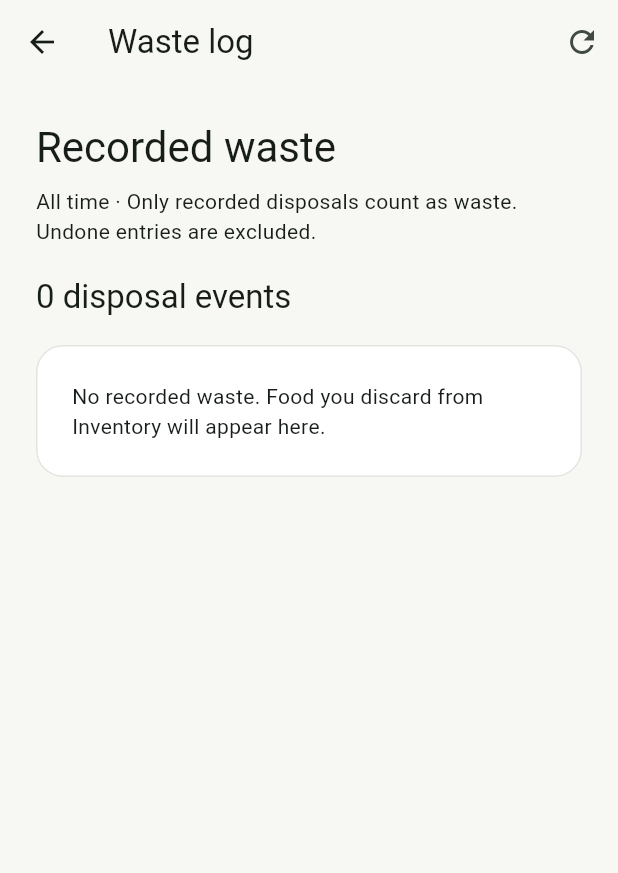
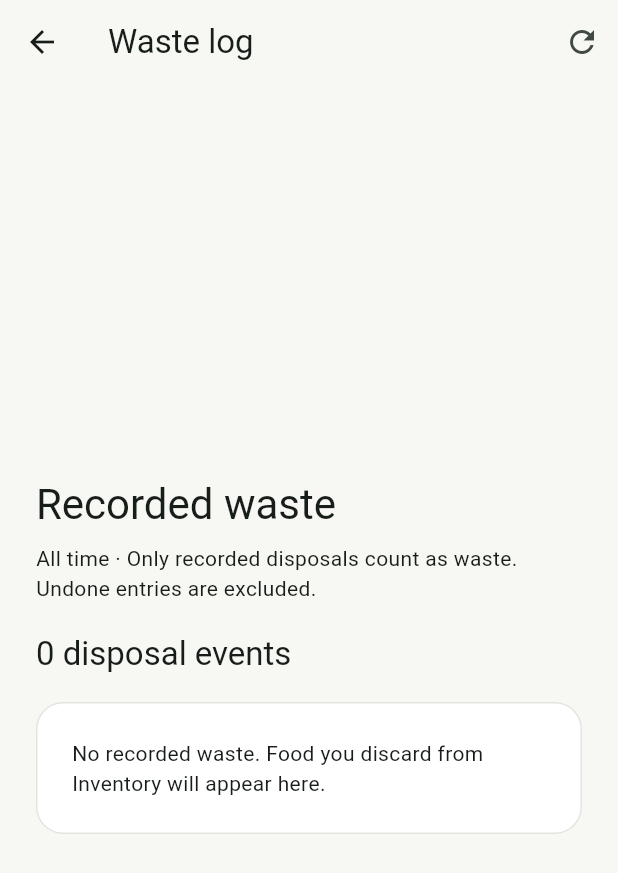
Before and after one commit to AiruxPH/FreshKeep, a Flutter app: the ReportScreen screen opened directly with empty values, scrolled down 810 dp, after a tap on "Open waste log", on a phone screen of 412 x 824 dp. Shown: the top 873 px of the screen. Run offline on Flutter 3.47's test engine with Material 3 defaults, Android fonts, the phone set to English and light mode, and no system bars; our stand-ins replace drift, drift_flutter, flutter_local_notifications, flutter_timezone, image_picker, timezone; accounts and stored records are empty.

Commit message:
refactor: add report screen, dashboard tests, and update timezone handling

```diff
--- a/lib/report_screen.dart
+++ b/lib/report_screen.dart
@@ -281,8 +281,10 @@ class _ReportScreenState extends State<ReportScreen> {
         : Center(
             child: ConstrainedBox(
               constraints: const BoxConstraints(maxWidth: 960),
-              child: ListView(
+              child: SingleChildScrollView(
                 padding: const EdgeInsets.all(24),
+                child: Column(
+                  crossAxisAlignment: CrossAxisAlignment.stretch,
                   children: [
                     Text(
                       widget.wasteLog
@@ -303,5 +305,6 @@ class _ReportScreenState extends State<ReportScreen> {
                 ),
               ),
             ),
+          ),
   );
 }
```
Also changed, not shown: 4 other files. Lines whose indentation alone changed are shown as unchanged.
